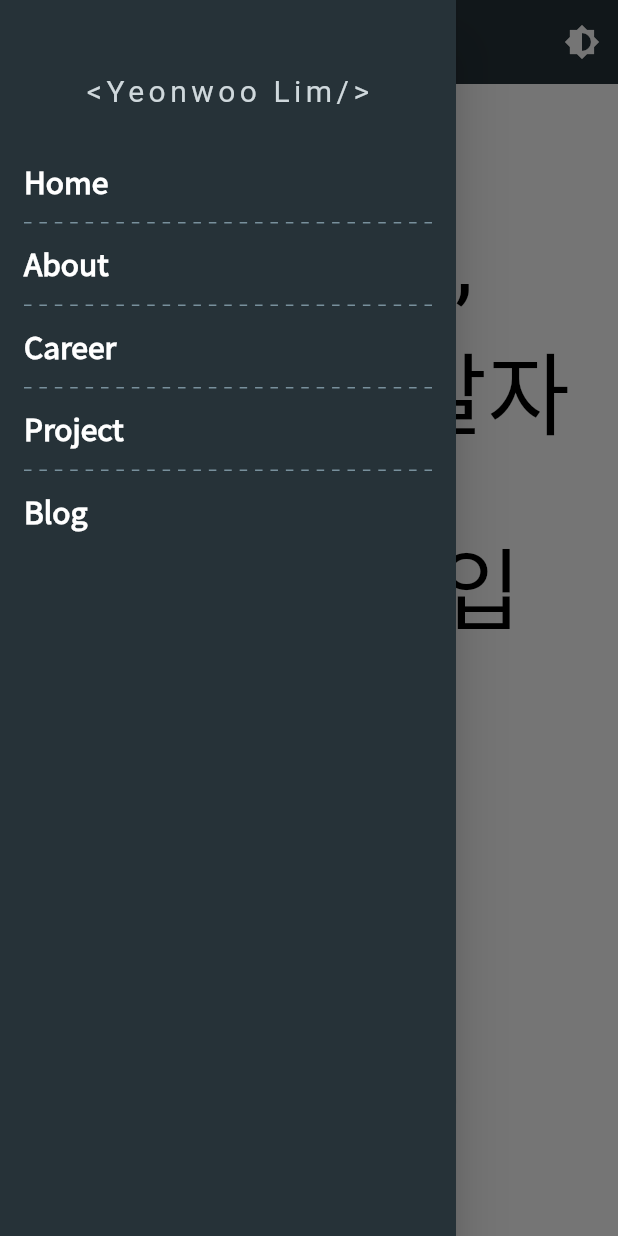
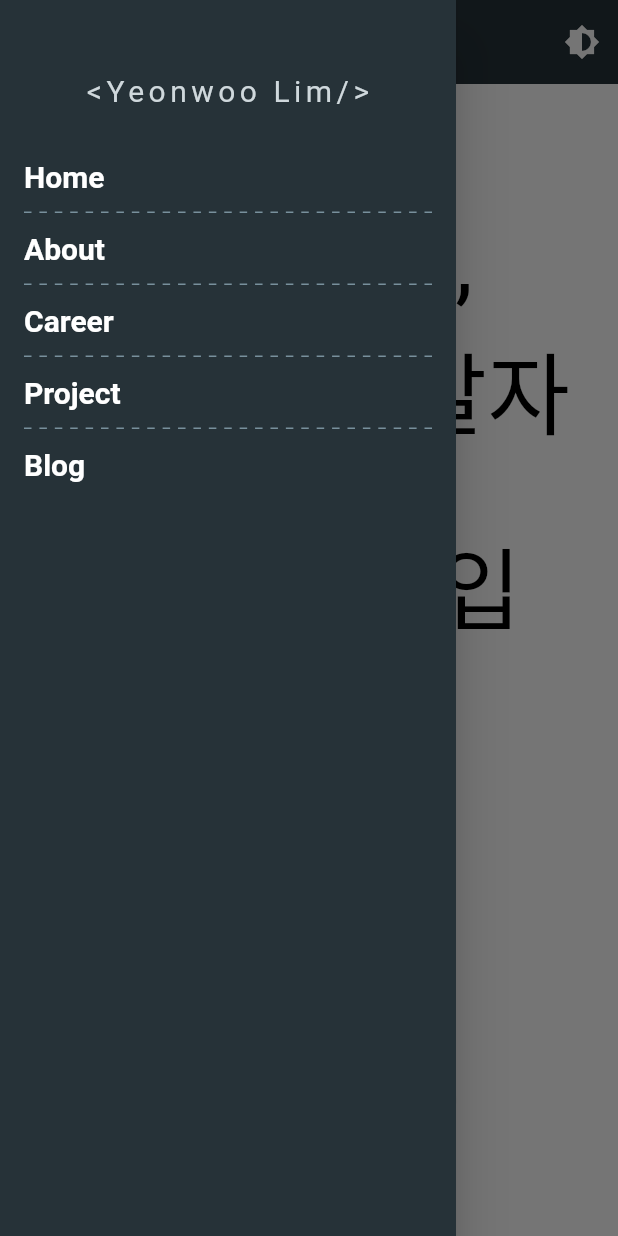
Before and after one commit to terry1213/portfolio, a Flutter app: the screen it shows after launch, with the side drawer open, on a phone screen of 412 x 824 dp. Run offline on Flutter 3.47's test engine with Material 2 defaults, Android fonts, the phone set to English and light mode, and no system bars; our stand-ins replace line_icons, shared_preferences, timelines, url_strategy; Roboto replaces fonts that are missing (Montserrat, NanumPenScript).

Commit message:
Refactor: Flutter 3.10.6 업그레이드 및 deprecated 삭제

```diff
--- a/lib/config/theme_data.dart
+++ b/lib/config/theme_data.dart
@@ -2,49 +2,49 @@ import 'package:flutter/material.dart';
 
 class PortfolioThemes {
   static const TextTheme textThemeLight = TextTheme(
-    headline1: TextStyle(
+    displayLarge: TextStyle(
       fontFamily: 'NanumPenScript',
       fontWeight: FontWeight.normal,
       fontSize: 96,
       color: Colors.black,
     ),
-    headline2: TextStyle(
+    displayMedium: TextStyle(
       fontFamily: 'NanumPenScript',
       fontWeight: FontWeight.normal,
       fontSize: 60,
       color: Colors.black,
     ),
-    headline3: TextStyle(
+    displaySmall: TextStyle(
       fontFamily: 'NanumPenScript',
       fontWeight: FontWeight.normal,
       fontSize: 48,
       color: Colors.black,
     ),
-    headline4: TextStyle(
+    headlineLarge: TextStyle(
       fontFamily: 'NotoSansKR',
       fontWeight: FontWeight.normal,
       fontSize: 34,
       color: Colors.black,
     ),
-    headline5: TextStyle(
+    headlineMedium: TextStyle(
       fontFamily: 'NotoSansKR',
       fontWeight: FontWeight.normal,
       fontSize: 24,
       color: Colors.black,
     ),
-    headline6: TextStyle(
+    headlineSmall: TextStyle(
       fontFamily: 'NotoSansKR',
       fontWeight: FontWeight.normal,
       fontSize: 20,
       color: Colors.black,
     ),
-    bodyText1: TextStyle(
+    bodyLarge: TextStyle(
       fontFamily: 'NotoSansKR',
       fontWeight: FontWeight.normal,
       fontSize: 20,
       color: Colors.black,
     ),
-    bodyText2: TextStyle(
+    bodyMedium: TextStyle(
       fontFamily: 'NotoSansKR',
       fontWeight: FontWeight.normal,
       fontSize: 16,
@@ -54,49 +54,49 @@ class PortfolioThemes {
   );
 
   static const TextTheme textThemeDark = TextTheme(
-    headline1: TextStyle(
+    displayLarge: TextStyle(
       fontFamily: 'NanumPenScript',
       fontWeight: FontWeight.normal,
       fontSize: 96,
       color: Colors.white,
     ),
-    headline2: TextStyle(
+    displayMedium: TextStyle(
       fontFamily: 'NanumPenScript',
       fontWeight: FontWeight.normal,
       fontSize: 60,
       color: Colors.white,
     ),
-    headline3: TextStyle(
+    displaySmall: TextStyle(
       fontFamily: 'NanumPenScript',
       fontWeight: FontWeight.normal,
       fontSize: 48,
       color: Colors.white,
     ),
-    headline4: TextStyle(
+    headlineLarge: TextStyle(
       fontFamily: 'NotoSansKR',
       fontWeight: FontWeight.normal,
       fontSize: 34,
       color: Colors.white,
     ),
-    headline5: TextStyle(
+    headlineMedium: TextStyle(
       fontFamily: 'NotoSansKR',
       fontWeight: FontWeight.normal,
       fontSize: 24,
       color: Colors.white,
     ),
-    headline6: TextStyle(
+    headlineSmall: TextStyle(
       fontFamily: 'NotoSansKR',
       fontWeight: FontWeight.normal,
       fontSize: 20,
       color: Colors.white,
     ),
-    bodyText1: TextStyle(
+    bodyLarge: TextStyle(
       fontFamily: 'NotoSansKR',
       fontWeight: FontWeight.normal,
       fontSize: 20,
       color: Colors.white,
     ),
-    bodyText2: TextStyle(
+    bodyMedium: TextStyle(
       fontFamily: 'NotoSansKR',
       fontWeight: FontWeight.normal,
       fontSize: 16,
@@ -113,7 +113,6 @@ class PortfolioThemes {
         color: Colors.white,
       ),
     ),
-    bottomAppBarColor: Colors.blueGrey[900],
     brightness: Brightness.light,
     cardColor: Colors.blueGrey[50],
     dividerColor: Colors.blueGrey[400],
@@ -124,7 +123,6 @@ class PortfolioThemes {
     ),
     primarySwatch: Colors.blueGrey,
     scaffoldBackgroundColor: Colors.white,
-    selectedRowColor: Colors.blueGrey,
     splashColor: Colors.transparent,
     textTheme: textThemeLight,
     textButtonTheme: TextButtonThemeData(
@@ -142,6 +140,9 @@ class PortfolioThemes {
       ),
     ),
     unselectedWidgetColor: Colors.blueGrey[200],
+    bottomAppBarTheme: BottomAppBarTheme(
+      color: Colors.blueGrey[900],
+    ),
   );
 
   static final ThemeData darkThemeData = ThemeData(
@@ -152,7 +153,6 @@ class PortfolioThemes {
         color: Colors.white,
       ),
     ),
-    bottomAppBarColor: const Color(0xFF242424),
     brightness: Brightness.dark,
     cardColor: Colors.white12,
     dividerColor: Colors.grey[700],
@@ -163,7 +163,6 @@ class PortfolioThemes {
     ),
     primarySwatch: Colors.blueGrey,
     scaffoldBackgroundColor: const Color(0xFF242424),
-    selectedRowColor: Colors.blueGrey[400],
     splashColor: Colors.transparent,
     textTheme: textThemeDark,
     textButtonTheme: TextButtonThemeData(
@@ -181,5 +180,8 @@ class PortfolioThemes {
       ),
     ),
     unselectedWidgetColor: Colors.blueGrey[800],
+    bottomAppBarTheme: const BottomAppBarTheme(
+      color: Color(0xFF242424),
+    ),
   );
 }
--- a/lib/ui/component/custom_drawer.dart
+++ b/lib/ui/component/custom_drawer.dart
@@ -33,7 +33,7 @@ class _CustomDrawer extends StatelessWidget {
                   width: double.maxFinite,
                   child: Text(
                     'Home',
-                    style: Theme.of(context).textTheme.headline6!.copyWith(
+                    style: Theme.of(context).textTheme.titleLarge!.copyWith(
                           color: Colors.white,
                           fontWeight: FontWeight.bold,
                         ),
@@ -53,7 +53,7 @@ class _CustomDrawer extends StatelessWidget {
                   width: double.maxFinite,
                   child: Text(
                     'About',
-                    style: Theme.of(context).textTheme.headline6!.copyWith(
+                    style: Theme.of(context).textTheme.titleLarge!.copyWith(
                           color: Colors.white,
                           fontWeight: FontWeight.bold,
                         ),
@@ -73,7 +73,7 @@ class _CustomDrawer extends StatelessWidget {
                   width: double.maxFinite,
                   child: Text(
                     'Career',
-                    style: Theme.of(context).textTheme.headline6!.copyWith(
+                    style: Theme.of(context).textTheme.titleLarge!.copyWith(
                           color: Colors.white,
                           fontWeight: FontWeight.bold,
                         ),
@@ -93,7 +93,7 @@ class _CustomDrawer extends StatelessWidget {
                   width: double.maxFinite,
                   child: Text(
                     'Project',
-                    style: Theme.of(context).textTheme.headline6!.copyWith(
+                    style: Theme.of(context).textTheme.titleLarge!.copyWith(
                           color: Colors.white,
                           fontWeight: FontWeight.bold,
                         ),
@@ -113,7 +113,7 @@ class _CustomDrawer extends StatelessWidget {
                   width: double.maxFinite,
                   child: Text(
                     'Blog',
-                    style: Theme.of(context).textTheme.headline6!.copyWith(
+                    style: Theme.of(context).textTheme.titleLarge!.copyWith(
                           color: Colors.white,
                           fontWeight: FontWeight.bold,
                         ),
--- a/lib/ui/view/about_view/about_view.dart
+++ b/lib/ui/view/about_view/about_view.dart
@@ -47,7 +47,7 @@ class AboutView extends StatelessWidget {
                     'About',
                     style: Theme.of(context)
                         .textTheme
-                        .headline4!
+                        .headlineMedium!
                         .copyWith(fontWeight: FontWeight.bold),
                   ),
                   const SizedBox(
@@ -59,7 +59,7 @@ class AboutView extends StatelessWidget {
                       mainAxisSize: MainAxisSize.min,
                       children: <Widget>[
                         const HorizontalDashedDivider(space: 60),
-                        _AboutSection(),
+                        const _AboutSection(),
                         const HorizontalDashedDivider(space: 60),
                         _EventsSection(
                           title: 'Education',
@@ -99,7 +99,7 @@ class AboutView extends StatelessWidget {
                               mainAxisSize: MainAxisSize.min,
                               children: <Widget>[
                                 const HorizontalDashedDivider(space: 80),
-                                _AboutSection(),
+                                const _AboutSection(),
                                 const HorizontalDashedDivider(space: 80),
                                 _EventsSection(
                                   title: 'Education',
--- a/lib/ui/view/about_view/widgets/events_section.dart
+++ b/lib/ui/view/about_view/widgets/events_section.dart
@@ -16,7 +16,7 @@ class _EventsSection extends StatelessWidget {
       children: <Widget>[
             Text(
               title,
-              style: Theme.of(context).textTheme.headline5!.copyWith(
+              style: Theme.of(context).textTheme.headlineSmall!.copyWith(
                     color: Colors.lightBlue,
                     fontWeight: FontWeight.bold,
                   ),
--- a/lib/ui/view/blog_view/blog_view.dart
+++ b/lib/ui/view/blog_view/blog_view.dart
@@ -64,7 +64,7 @@ class BlogView extends StatelessWidget {
                     'Blog',
                     style: Theme.of(context)
                         .textTheme
-                        .headline4!
+                        .headlineMedium!
                         .copyWith(fontWeight: FontWeight.bold),
                   ),
                   const SizedBox(height: 50),
--- a/lib/ui/view/blog_view/widgets/post_section.dart
+++ b/lib/ui/view/blog_view/widgets/post_section.dart
@@ -35,7 +35,7 @@ class _PostSection extends StatelessWidget {
             const SizedBox(height: 15),
             Text(
               post.title,
-              style: Theme.of(context).textTheme.headline5!.copyWith(
+              style: Theme.of(context).textTheme.headlineSmall!.copyWith(
                     color: Colors.lightBlue,
                     fontWeight: FontWeight.bold,
                   ),
--- a/lib/ui/view/home_view/home_view.dart
+++ b/lib/ui/view/home_view/home_view.dart
@@ -62,14 +62,14 @@ class HomeView extends StatelessWidget {
                   RichText(
                     text: TextSpan(
                       text: '안녕하세요,\n',
-                      style: Theme.of(context).textTheme.headline2,
+                      style: Theme.of(context).textTheme.displayMedium,
                       children: <TextSpan>[
                         const TextSpan(text: 'Flutter 개발자\n'),
                         TextSpan(
                           text: '임연우',
                           style: Theme.of(context)
                               .textTheme
-                              .headline1!
+                              .displayLarge!
                               .copyWith(color: Colors.lightBlue),
                         ),
                         const TextSpan(text: '입니다.'),
@@ -88,7 +88,7 @@ class HomeView extends StatelessWidget {
                   ),
                   Text(
                     'Contact me',
-                    style: Theme.of(context).textTheme.bodyText2!.copyWith(
+                    style: Theme.of(context).textTheme.bodyMedium!.copyWith(
                           color: Theme.of(context).iconTheme.color,
                           fontWeight: FontWeight.bold,
                         ),
@@ -139,7 +139,7 @@ class HomeView extends StatelessWidget {
                           RichText(
                             text: TextSpan(
                               text: '안녕하세요,\n',
-                              style: Theme.of(context).textTheme.headline2,
+                              style: Theme.of(context).textTheme.displayMedium,
                               children: <TextSpan>[
                                 if (ResponsiveWidget.isLargeScreen(context))
                                   const TextSpan(text: 'Flutter 개발자 ')
@@ -149,7 +149,7 @@ class HomeView extends StatelessWidget {
                                   text: '임연우',
                                   style: Theme.of(context)
                                       .textTheme
-                                      .headline1!
+                                      .displayLarge!
                                       .copyWith(color: Colors.lightBlue),
                                 ),
                                 const TextSpan(text: '입니다.'),
@@ -163,11 +163,13 @@ class HomeView extends StatelessWidget {
                           ),
                           Text(
                             'Contact me',
-                            style:
-                                Theme.of(context).textTheme.bodyText2!.copyWith(
-                                      color: Theme.of(context).iconTheme.color,
-                                      fontWeight: FontWeight.bold,
-                                    ),
+                            style: Theme.of(context)
+                                .textTheme
+                                .bodyMedium!
+                                .copyWith(
+                                  color: Theme.of(context).iconTheme.color,
+                                  fontWeight: FontWeight.bold,
+                                ),
                           ),
                           if (ResponsiveWidget.isLargeScreen(context))
                             Row(
--- a/lib/ui/view/project_view/project_view.dart
+++ b/lib/ui/view/project_view/project_view.dart
@@ -45,7 +45,7 @@ class ProjectView extends StatelessWidget {
                     'Project',
                     style: Theme.of(context)
                         .textTheme
-                        .headline4!
+                        .headlineMedium!
                         .copyWith(fontWeight: FontWeight.bold),
                   ),
                   const SizedBox(
--- a/lib/ui/view/project_view/widgets/project_section.dart
+++ b/lib/ui/view/project_view/widgets/project_section.dart
@@ -32,14 +32,14 @@ class _ProjectSection extends StatelessWidget {
           children: <Widget>[
             Text(
               project.title,
-              style: Theme.of(context).textTheme.headline5!.copyWith(
+              style: Theme.of(context).textTheme.headlineSmall!.copyWith(
                     color: Colors.lightBlue,
                     fontWeight: FontWeight.bold,
                   ),
             ),
             Text(
               '${project.period} (${project.team})',
-              style: Theme.of(context).textTheme.bodyText2?.copyWith(
+              style: Theme.of(context).textTheme.bodyMedium?.copyWith(
                     color: Colors.grey,
                     fontWeight: FontWeight.bold,
                   ),
```
Also changed, not shown: lib/ui/component/custom_app_bar.dart (+7 -7 lines), lib/ui/view/about_view/widgets/about_section.dart (+7 -7 lines), lib/ui/view/career_view/career_view.dart (+10 -10 lines), pubspec.yaml (+5 -5 lines), pubspec.lock, 1 other file.
